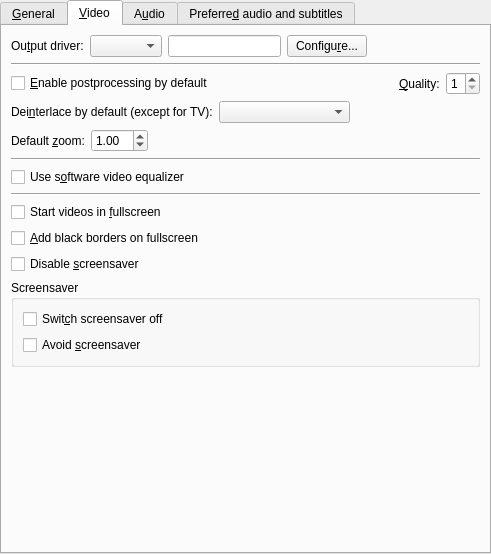
Before: the Qt Designer form src/gui/pref/general.ui in wilbert2000/wzplayer, drawn with Qt 5.
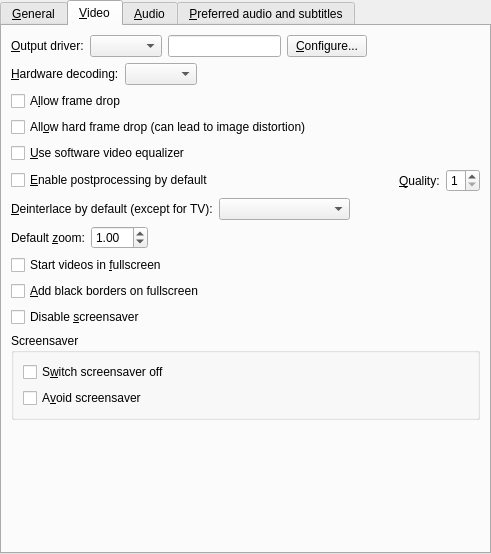
After: the same form once the commit is applied. The open tabs and pages were chosen to show the change. Custom widgets are drawn as their Qt base class.

Commit message: Moved video acceleration settings from Performance to Video tab

Diff of the .ui file:
```diff
--- a/src/gui/pref/general.ui
+++ b/src/gui/pref/general.ui
@@ -18,11 +18,11 @@
     <number>0</number>
    </property>
    <item>
-    <widget class="QTabWidget" name="general_tab">
+    <widget class="QTabWidget" name="general_tab_widget">
      <property name="currentIndex">
       <number>0</number>
      </property>
-     <widget class="QWidget" name="tab">
+     <widget class="QWidget" name="general_tab">
       <attribute name="title">
        <string>&amp;General</string>
       </attribute>
@@ -262,7 +262,7 @@
        </item>
       </layout>
      </widget>
-     <widget class="QWidget" name="tab_3">
+     <widget class="QWidget" name="video_tab">
       <attribute name="title">
        <string>&amp;Video</string>
       </attribute>
@@ -272,7 +272,7 @@
          <item>
           <widget class="QLabel" name="vo_label">
            <property name="text">
-            <string>Ou&amp;tput driver:</string>
+            <string>&amp;Output driver:</string>
            </property>
            <property name="wordWrap">
             <bool>false</bool>
@@ -301,7 +301,7 @@
          <item>
           <widget class="QPushButton" name="vdpau_button">
            <property name="text">
-            <string>Configu&amp;re...</string>
+            <string>&amp;Configure...</string>
            </property>
           </widget>
          </item>
@@ -321,15 +321,53 @@
         </layout>
        </item>
        <item>
-        <widget class="Line" name="line_5">
-         <property name="sizePolicy">
-          <sizepolicy hsizetype="Expanding" vsizetype="Fixed">
-           <horstretch>0</horstretch>
-           <verstretch>0</verstretch>
-          </sizepolicy>
+        <layout class="QHBoxLayout" name="hwdec_layout">
+         <item>
+          <widget class="QLabel" name="hwdec_label">
+           <property name="text">
+            <string>&amp;Hardware decoding:</string>
+           </property>
+           <property name="buddy">
+            <cstring>hwdec_combo</cstring>
+           </property>
+          </widget>
+         </item>
+         <item>
+          <widget class="QComboBox" name="hwdec_combo"/>
+         </item>
+         <item>
+          <spacer name="horizontalSpacer_2">
+           <property name="orientation">
+            <enum>Qt::Horizontal</enum>
+           </property>
+           <property name="sizeHint" stdset="0">
+            <size>
+             <width>40</width>
+             <height>20</height>
+            </size>
+           </property>
+          </spacer>
+         </item>
+        </layout>
+       </item>
+       <item>
+        <widget class="QCheckBox" name="framedrop_check">
+         <property name="text">
+          <string>A&amp;llow frame drop</string>
          </property>
-         <property name="orientation">
-          <enum>Qt::Horizontal</enum>
+        </widget>
+       </item>
+       <item>
+        <widget class="QCheckBox" name="hardframedrop_check">
+         <property name="text">
+          <string>All&amp;ow hard frame drop (can lead to image distortion)</string>
+         </property>
+        </widget>
+       </item>
+       <item>
+        <widget class="QCheckBox" name="eq2_check">
+         <property name="text">
+          <string>&amp;Use software video equalizer</string>
          </property>
         </widget>
        </item>
@@ -387,7 +425,7 @@
         </layout>
        </item>
        <item>
-        <layout class="QHBoxLayout">
+        <layout class="QHBoxLayout" name="deinterlace_layout">
          <property name="spacing">
           <number>6</number>
          </property>
@@ -397,7 +435,7 @@
          <item>
           <widget class="QLabel" name="label_7">
            <property name="text">
-            <string>Dei&amp;nterlace by default (except for TV):</string>
+            <string>&amp;Deinterlace by default (except for TV):</string>
            </property>
            <property name="buddy">
             <cstring>deinterlace_combo</cstring>
@@ -430,9 +468,9 @@
         </layout>
        </item>
        <item>
-        <layout class="QHBoxLayout">
+        <layout class="QHBoxLayout" name="zoom_layout">
          <item>
-          <widget class="QLabel" name="label_8">
+          <widget class="QLabel" name="zoom_label">
            <property name="text">
             <string>Default &amp;zoom:</string>
            </property>
@@ -472,39 +510,6 @@
          </item>
         </layout>
        </item>
-       <item>
-        <widget class="Line" name="line_4">
-         <property name="sizePolicy">
-          <sizepolicy hsizetype="Expanding" vsizetype="Fixed">
-           <horstretch>0</horstretch>
-           <verstretch>0</verstretch>
-          </sizepolicy>
-         </property>
-         <property name="orientation">
-          <enum>Qt::Horizontal</enum>
-         </property>
-        </widget>
-       </item>
-       <item>
-        <widget class="QCheckBox" name="eq2_check">
-         <property name="text">
-          <string>Use s&amp;oftware video equalizer</string>
-         </property>
-        </widget>
-       </item>
-       <item>
-        <widget class="Line" name="line_3">
-         <property name="sizePolicy">
-          <sizepolicy hsizetype="Expanding" vsizetype="Fixed">
-           <horstretch>0</horstretch>
-           <verstretch>0</verstretch>
-          </sizepolicy>
-         </property>
-         <property name="orientation">
-          <enum>Qt::Horizontal</enum>
-         </property>
-        </widget>
-       </item>
        <item>
         <widget class="QCheckBox" name="start_fullscreen_check">
          <property name="text">
@@ -535,14 +540,14 @@
           <item>
            <widget class="QCheckBox" name="turn_screensaver_off_check">
             <property name="text">
-             <string>Swit&amp;ch screensaver off</string>
+             <string>S&amp;witch screensaver off</string>
             </property>
            </widget>
           </item>
           <item>
            <widget class="QCheckBox" name="avoid_screensaver_check">
             <property name="text">
-             <string>Avoid &amp;screensaver</string>
+             <string>A&amp;void screensaver</string>
             </property>
            </widget>
           </item>
@@ -550,7 +555,7 @@
         </widget>
        </item>
        <item>
-        <spacer>
+        <spacer name="verticalSpacer">
          <property name="orientation">
           <enum>Qt::Vertical</enum>
          </property>
@@ -564,9 +569,9 @@
        </item>
       </layout>
      </widget>
-     <widget class="QWidget" name="video_and_audio_tab">
+     <widget class="QWidget" name="audio_tab">
       <attribute name="title">
-       <string>A&amp;udio</string>
+       <string>&amp;Audio</string>
       </attribute>
       <layout class="QVBoxLayout" name="verticalLayout">
        <item>
@@ -978,9 +983,9 @@
        </item>
       </layout>
      </widget>
-     <widget class="QWidget" name="tab_2">
+     <widget class="QWidget" name="preferred_tab">
       <attribute name="title">
-       <string>Preferre&amp;d audio and subtitles</string>
+       <string>&amp;Preferred audio and subtitles</string>
       </attribute>
       <layout class="QVBoxLayout">
        <property name="spacing">
```
Left out of the diff: 5 changed lines with no effect on the pictures. The commit also changes 8 other files.
